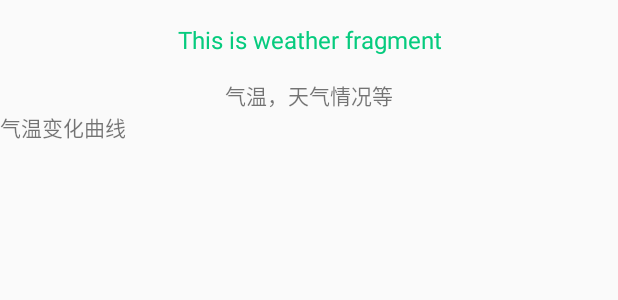
After one commit to Gracefulwind/LearnArms, an Android app: the layout weather_fragment_weather.xml on its own in the app's theme, with its tools: preview values and no code run, on a phone screen of 412 x 824 dp. The commit adds this screen. Shown: the top 300 px of the screen. Run offline under Robolectric (Android 15) with nearby library versions, the phone set to English and light mode, and no system bars.

Commit message:
[chg] 添加fragment Notice: 1.阿里Arouter的最早注入时间是setupFragmentComponent，这个时间是晚于SlidingTabLayout的setViewPager的，所以title不能依赖于Arouter的注入

```diff
--- a/CommonRes/src/main/res/values/colors.xml
+++ b/CommonRes/src/main/res/values/colors.xml
@@ -12,6 +12,7 @@
     <color name="public_green">#00FF00</color>
     <color name="public_blue">#0000FF</color>
     <color name="public_color_transparent">#00000000</color>
+    <color name="public_color_dark_gold">#CFB53B </color>
 
 <!--    App Color-->
     <color name="public_text_color">@color/public_black</color>
--- a/CommonRes/src/main/res/values/dimens.xml
+++ b/CommonRes/src/main/res/values/dimens.xml
@@ -67,11 +67,15 @@
 
 <!-- 基本dimen属性   -->
     <dimen name="public_dimen_1dp">1dp</dimen>
+    <dimen name="public_dimen_1_5dp">1.5dp</dimen>
     <dimen name="public_dimen_2dp">2dp</dimen>
+    <dimen name="public_dimen_4dp">4dp</dimen>
     <dimen name="public_dimen_5dp">5dp</dimen>
     <dimen name="public_dimen_10dp">10dp</dimen>
+    <dimen name="public_dimen_12dp">12dp</dimen>
     <dimen name="public_dimen_15dp">15dp</dimen>
     <dimen name="public_dimen_20dp">20dp</dimen>
+    <dimen name="public_dimen_27dp">27dp</dimen>
     <dimen name="public_dimen_30dp">30dp</dimen>
     <dimen name="public_dimen_40dp">40dp</dimen>
     <dimen name="public_dimen_60dp">60dp</dimen>
--- a/CommonSDK/src/main/java/com/gracefulwind/learnarms/commonsdk/core/RouterHub.java
+++ b/CommonSDK/src/main/java/com/gracefulwind/learnarms/commonsdk/core/RouterHub.java
@@ -115,6 +115,7 @@ public interface RouterHub {
     interface WEATHER{
         String HOME_ACTIVITY = WEATHER_HOME + "/HomeActivity";
         String WEATHER_ACTIVITY = WEATHER_HOME + "/WeatherActivity";
+        String WEATHER_FRAGMENT = WEATHER_HOME + "/WeatherFragment";
 
         String GOLD_SERVICE_GOLDINFOSERVICE = WEATHER_HOME + SERVICE + "/InfoService";
 
--- a/config.gradle
+++ b/config.gradle
@@ -57,6 +57,10 @@ ext {
             "lottie"                   : "com.airbnb.android:lottie:2.7.0",
             "autosize"                 : "me.jessyan:autosize:1.1.2",
 
+//=============================================================================================================================================
+            "FlycoTabLayout_Lib"       :'com.flyco.tablayout:FlycoTabLayout_Lib:2.1.2@aar',
+//=============================================================================================================================================
+
             //rx1
             "rxandroid"                : "io.reactivex:rxandroid:1.2.1",
             "rxjava"                   : "io.reactivex:rxjava:1.3.0",
--- a/module_weather/build.gradle
+++ b/module_weather/build.gradle
@@ -10,4 +10,6 @@ dependencies {
     api project(":CommonRes")
     api project(":CommonService")
 
+    implementation rootProject.ext.dependencies["FlycoTabLayout_Lib"]
+    implementation rootProject.ext.dependencies["support-v4"]
 }
--- /dev/null
+++ b/module_weather/src/main/res/layout/weather_fragment_weather.xml
@@ -0,0 +1,46 @@
+<?xml version="1.0" encoding="utf-8"?>
+<LinearLayout xmlns:android="http://schemas.android.com/apk/res/android"
+    xmlns:tools="http://schemas.android.com/tools"
+    xmlns:app="http://schemas.android.com/apk/res-auto"
+    android:orientation="vertical"
+    android:layout_width="match_parent"
+    android:layout_height="match_parent">
+
+    <TextView
+        android:id="@+id/wfw_tv_title"
+        android:layout_width="match_parent"
+        android:layout_height="wrap_content"
+        android:gravity="center"
+        android:layout_margin="@dimen/public_dimen_15dp"
+        android:textSize="@dimen/public_font_16sp"
+        android:textColor="@color/public_color_06CB7E"
+        android:text="This is weather fragment"
+        />
+
+    <android.support.v4.widget.NestedScrollView
+        android:layout_width="match_parent"
+        android:layout_height="match_parent">
+
+        <LinearLayout
+            android:layout_width="match_parent"
+            android:layout_height="match_parent"
+            android:orientation="vertical"
+            >
+            <TextView
+                android:layout_width="wrap_content"
+                android:layout_height="wrap_content"
+                android:text="气温，天气情况等"
+                android:layout_gravity="center_horizontal"
+                />
+            <TextView
+                android:layout_width="wrap_content"
+                android:layout_height="wrap_content"
+                android:text="气温变化曲线"
+                />
+        </LinearLayout>
+
+    </android.support.v4.widget.NestedScrollView>
+
+
+
+</LinearLayout>
```
Also changed, not shown: CommonRes/src/main/java/com/gracefulwind/learnarms/commonres/base/MyBaseFragment.java (added, +55 -0 lines), CommonSDK/src/main/java/com/gracefulwind/learnarms/commonsdk/interfaces/IBaseFragment.java (added, +19 -0 lines), CommonSDK/src/main/java/com/gracefulwind/learnarms/commonsdk/interfaces/IClass.java (added, +16 -0 lines), module_weather/src/main/java/com/gracefulwind/learnarms/module_weather/di/component/WeatherFragmentComponent.java (added, +39 -0 lines), module_weather/src/main/java/com/gracefulwind/learnarms/module_weather/di/module/WeatherFragmentModule.java (added, +27 -0 lines), module_weather/src/main/java/com/gracefulwind/learnarms/module_weather/mvp/contract/WeatherFragmentContract.java (added, +28 -0 lines), module_weather/src/main/java/com/gracefulwind/learnarms/module_weather/mvp/model/WeatherFragmentModel.java (added, +45 -0 lines), module_weather/src/main/java/com/gracefulwind/learnarms/module_weather/mvp/presenter/WeatherFragmentPresenter.java (added, +104 -0 lines), module_weather/src/main/java/com/gracefulwind/learnarms/module_weather/mvp/ui/activity/WeatherActivity.java (+71 -0 lines), module_weather/src/main/java/com/gracefulwind/learnarms/module_weather/mvp/ui/fragment/WeatherFragment.java (added, +91 -0 lines), module_weather/src/main/res/layout/weather_activity_weather.xml (+47 -1 lines).
